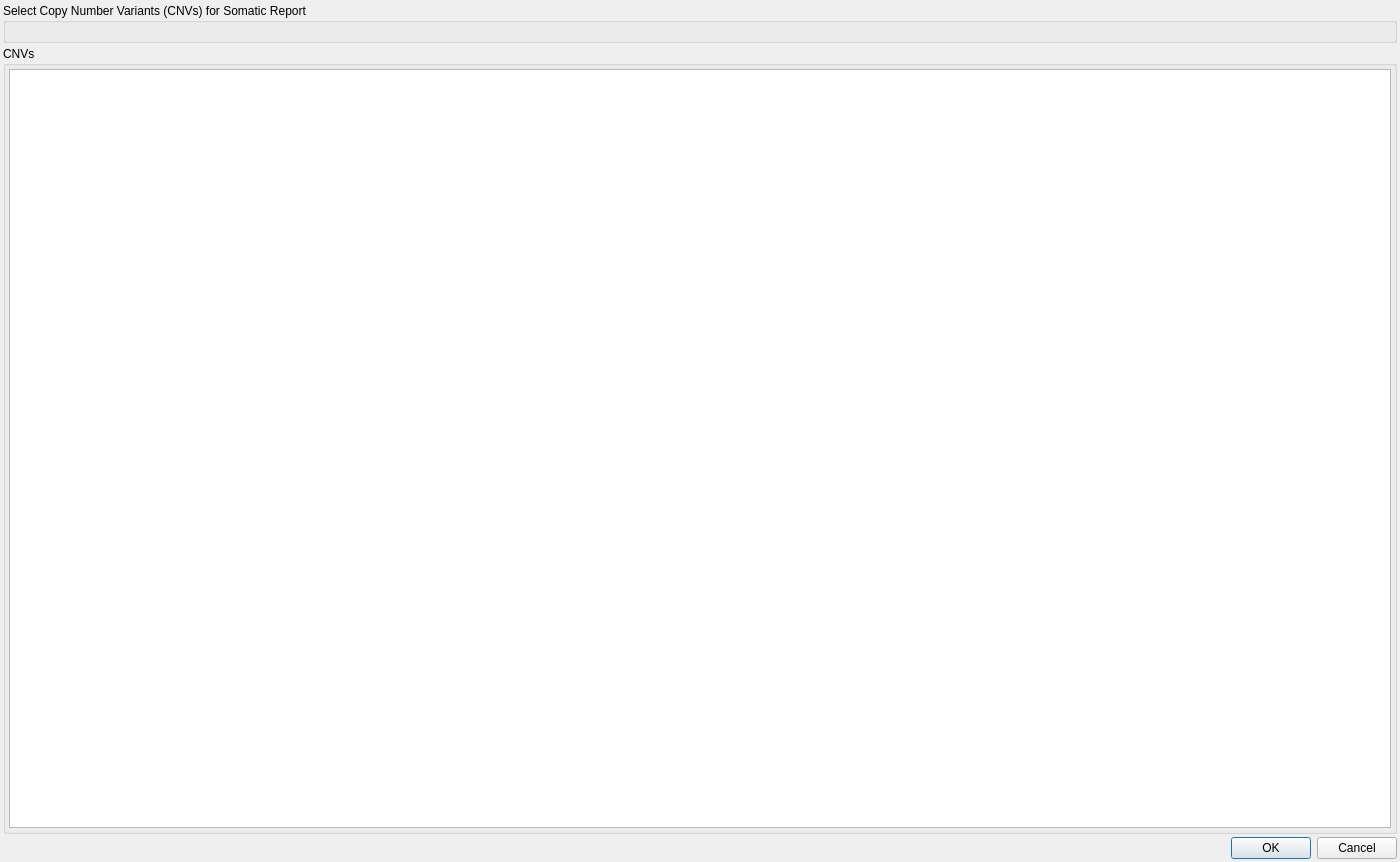
First picture: the form in src/GSvar/SomaticReportConfiguration.ui, repository imgag/ngs-bits, before the edit.
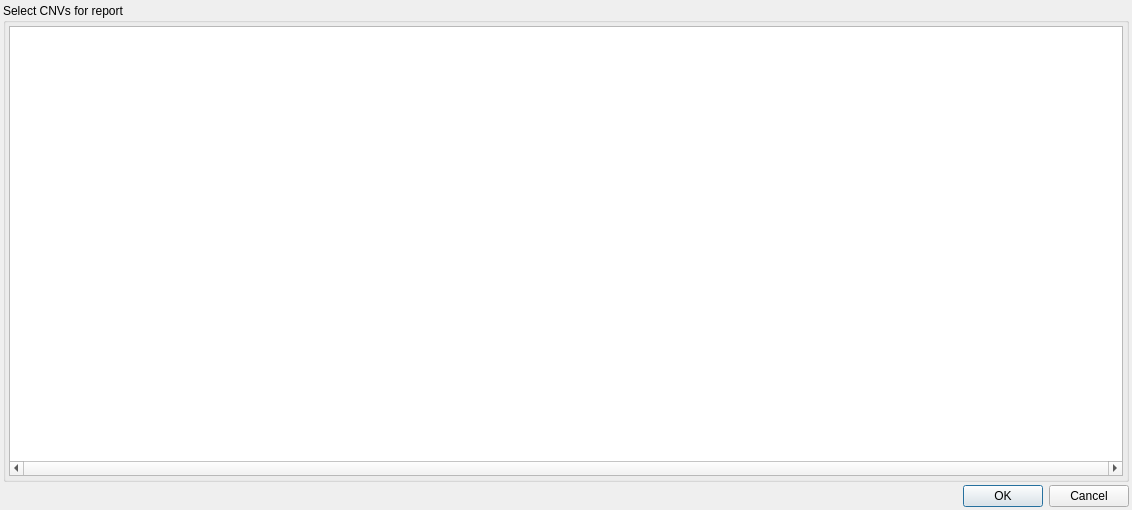
Second picture: the form after the edit.

Diff of the .ui file:
```diff
--- a/src/GSvar/SomaticReportConfiguration.ui
+++ b/src/GSvar/SomaticReportConfiguration.ui
@@ -6,8 +6,8 @@
    <rect>
     <x>0</x>
     <y>0</y>
-    <width>1400</width>
-    <height>862</height>
+    <width>1132</width>
+    <height>510</height>
    </rect>
   </property>
   <property name="sizePolicy">
@@ -37,21 +37,11 @@
    </property>
    <item>
     <widget class="QGroupBox" name="groupBox">
-     <property name="maximumSize">
-      <size>
-       <width>16777214</width>
-       <height>40</height>
-      </size>
-     </property>
      <property name="title">
-      <string>Select Copy Number Variants (CNVs) for Somatic Report</string>
+      <string>Select CNVs for report</string>
      </property>
-    </widget>
-   </item>
-   <item>
-    <widget class="QGroupBox" name="groupBox_2">
-     <property name="title">
-      <string>CNVs</string>
+     <property name="flat">
+      <bool>true</bool>
      </property>
      <layout class="QVBoxLayout" name="verticalLayout_2">
       <property name="spacing">
@@ -77,6 +67,18 @@
           <verstretch>0</verstretch>
          </sizepolicy>
         </property>
+        <property name="horizontalScrollBarPolicy">
+         <enum>Qt::ScrollBarAlwaysOn</enum>
+        </property>
+        <property name="alternatingRowColors">
+         <bool>true</bool>
+        </property>
+        <property name="wordWrap">
+         <bool>false</bool>
+        </property>
+        <attribute name="verticalHeaderVisible">
+         <bool>false</bool>
+        </attribute>
        </widget>
       </item>
      </layout>
```
Left out of the diff: 2 changed lines with no effect on the pictures.
